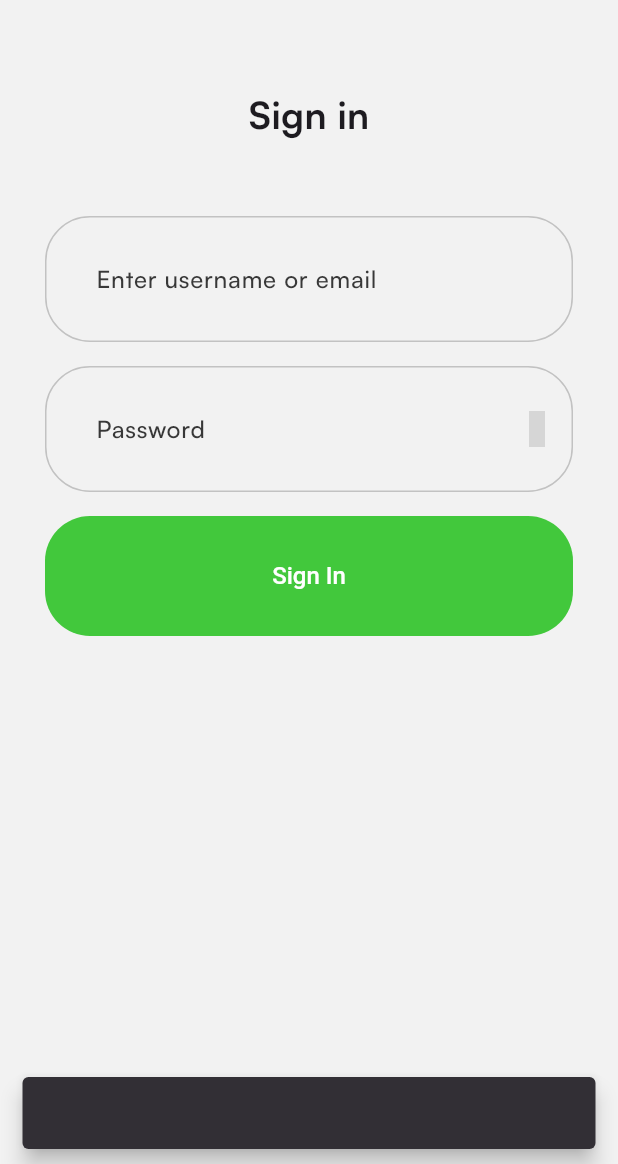
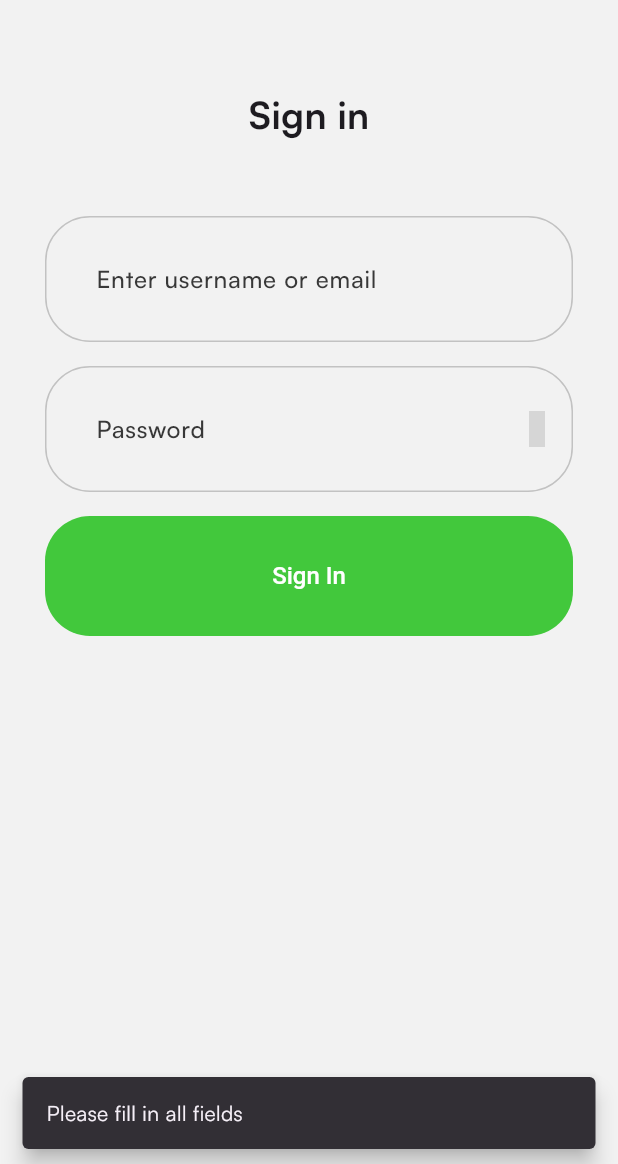
Before and after one commit to MustufaMemon10/spotify_Clean_code_Architecture, a Flutter app: the SignupPage screen opened directly, after a tap on "sign In", after a tap on "Sign In", on a phone screen of 412 x 824 dp, the part 72-1236 px from its top. Run offline on Flutter 3.47's test engine with Material 3 defaults, Android fonts, the phone set to English and light mode, and no system bars; our stand-ins replace dartz, firebase_auth, firebase_core, flutter_bloc, flutter_svg, get_it and 2 more; accounts and stored records are empty; grey boxes are pictures that could not be loaded.

Commit message:
spotify clone

```diff
--- a/lib/data/sources/auth/auth_firebase_service.dart
+++ b/lib/data/sources/auth/auth_firebase_service.dart
@@ -7,20 +7,19 @@ abstract class AuthFirebaseService {
 
   Future<Either> signup(CreateUserReq createUserReq);
 
-  Future<Either> signin(SignInUser signInUser);
+  Future<Either> signin(SignInUser signinUserReq);
 
 }
 
 class AuthFirebaseServiceImpl extends AuthFirebaseService {
 
-
   @override
-  Future<Either> signin(SignInUser signInUser) async {
-    try {
+  Future<Either> signin(SignInUser signinUserReq) async {
+     try {
 
       await FirebaseAuth.instance.signInWithEmailAndPassword(
-          email: signInUser.email,
-          password:signInUser.password
+        email: signinUserReq.email,
+        password:signinUserReq.password
       );
 
       return const Right('Signin was Successful');
@@ -33,6 +32,8 @@ class AuthFirebaseServiceImpl extends AuthFirebaseService {
       } else if (e.code == 'invalid-credential') {
         message = 'Wrong password provided for that user';
       }
+
+
       return Left(message);
     }
   }
@@ -40,23 +41,28 @@ class AuthFirebaseServiceImpl extends AuthFirebaseService {
   @override
   Future<Either> signup(CreateUserReq createUserReq) async {
     try {
-      await FirebaseAuth.instance.createUserWithEmailAndPassword(
-          email: createUserReq.email,
-          password:createUserReq.password
+
+     var data =  await FirebaseAuth.instance.createUserWithEmailAndPassword(
+        email: createUserReq.email,
+        password:createUserReq.password
       );
 
       return const Right('Signup was Successful');
 
     } on FirebaseAuthException catch(e) {
       String message = '';
-      print(e.code.toString());
+
       if(e.code == 'weak-password') {
         message = 'The password provided is too weak';
       } else if (e.code == 'email-already-in-use') {
         message = 'An account already exists with that email.';
       }
+
+
       return Left(message);
     }
   }
 
+
+
 }
--- a/lib/presentation/auth/pages/signIn.dart
+++ b/lib/presentation/auth/pages/signIn.dart
@@ -5,21 +5,66 @@ import 'package:spotifyclone/common/helpers/is_dark_mode.dart';
 import 'package:spotifyclone/common/widgets/appbar/app_bar.dart';
 import 'package:spotifyclone/common/widgets/basic_app_button.dart';
 import 'package:spotifyclone/core/configs/assets/app_vectors.dart';
+import 'package:spotifyclone/core/configs/theme/app_colors.dart';
 import 'package:spotifyclone/data/models/auth/signIn_user.dart';
 import 'package:spotifyclone/domain/usecases/auth/signin.dart';
 import 'package:spotifyclone/presentation/auth/pages/signup.dart';
+import 'package:spotifyclone/presentation/auth/widgets/textfield.dart';
 import 'package:spotifyclone/presentation/root/pages/root.dart';
 import 'package:spotifyclone/service_locator.dart';
 
-class SignInPage extends StatelessWidget {
-  SignInPage({super.key});
+class SignInPage extends StatefulWidget {
+  const SignInPage({super.key});
 
+  @override
+  State<SignInPage> createState() => _SignInPageState();
+}
+
+class _SignInPageState extends State<SignInPage> {
   final TextEditingController _email = TextEditingController();
+
   final TextEditingController _password = TextEditingController();
+
+  bool _isLoading = false;
+  bool obscure = true;
+
+  Future<void> _handleSignIn() async {
+    if (_email.text.isNotEmpty && _password.text.isNotEmpty) {
+      setState(() {
+        _isLoading = true; // Start loading
+      });
+      var result = await sl<SignInUseCase>().call(
+          params: SignInUser(
+              email: _email.text.toString(),
+              password: _password.text.toString()));
+      result.fold((l) {
+        var snackbar = SnackBar(
+          content: Text(
+            l,
+            style: const TextStyle(color: Colors.white),
+          ),
+          behavior: SnackBarBehavior.floating,
+        );
+        ScaffoldMessenger.of(context).showSnackBar(snackbar);
+      }, (r) {
+        Navigator.pushAndRemoveUntil(
+            context,
+            MaterialPageRoute(
+                builder: (BuildContext context) => const RootPage()),
+            (route) => false);
+      });
+    } else {
+      // Show an error message if fields are empty
+      var snackBar = const SnackBar(
+        content: Text('Please fill in all fields'),
+        behavior: SnackBarBehavior.floating,
+      );
+      ScaffoldMessenger.of(context).showSnackBar(snackBar);
+    }
+  }
 
   @override
   Widget build(BuildContext context) {
-    bool obscure = true;
     return Scaffold(
       resizeToAvoidBottomInset: false,
       appBar: BasicAppBar(
@@ -38,35 +83,37 @@ class SignInPage extends StatelessWidget {
             const SizedBox(
               height: 50,
             ),
-            textField(context, 'Enter username or email', _email),
+            CustomTextField(
+                title: 'Enter username or email', controller: _email),
             const SizedBox(
               height: 16,
             ),
-            passwordField(context, 'Password', obscure, _password),
+            TextField(
+                cursorWidth: 1,
+                textInputAction: TextInputAction.go,
+                cursorColor: context.isDarkMode
+                    ? Colors.white.withOpacity(0.6)
+                    : Colors.black.withOpacity(0.6),
+                obscureText: obscure,
+                controller: _password,
+                decoration: InputDecoration(
+                  hintText: 'Password',
+                  suffixIcon: IconButton(
+                      onPressed: () => setState(() {
+                            obscure = !obscure;
+                          }),
+                      icon: Icon(obscure ? Iconsax.eye_slash : Iconsax.eye)),
+                ).applyDefaults(Theme.of(context).inputDecorationTheme)),
             const SizedBox(
               height: 16,
             ),
+            _isLoading // Show loading indicator
+                ? const CircularProgressIndicator(
+                  color: AppColors.primary,
+                )
+                :
             BasicAppButton(
-                onPressed: () async {
-                  var result = await sl<SignInUseCase>().call(
-                      params: SignInUser(
-                          email: _email.text.toString(),
-                          password: _password.text.toString()));
-                  result.fold((l) {
-                    var snackbar = SnackBar(
-                      content: Text(l),
-                      behavior: SnackBarBehavior.floating,
-                    );
-                    ScaffoldMessenger.of(context).showSnackBar(snackbar);
-                  }, (r) {
-                    Navigator.pushAndRemoveUntil(
-                        context,
-                        MaterialPageRoute(
-                            builder: (BuildContext context) =>
-                                const RootPage()),
-                        (route) => false);
-                  });
-                },
+                onPressed: _handleSignIn,
                 title: 'Sign In'),
             const Spacer(),
             signinText(context),
@@ -82,28 +129,6 @@ class SignInPage extends StatelessWidget {
           fontWeight: FontWeight.bold,
           fontSize: 25,
         ));
-  }
-
-  Widget textField(
-      BuildContext context, title, TextEditingController controller) {
-    return TextField(
-        controller: controller,
-        decoration: InputDecoration(
-          hintText: title,
-        ).applyDefaults(Theme.of(context).inputDecorationTheme));
-  }
-
-  Widget passwordField(BuildContext context, title, bool obscure,
-      TextEditingController controller) {
-    return TextField(
-        obscureText: obscure,
-        controller: controller,
-        decoration: InputDecoration(
-          hintText: title,
-          suffixIcon: IconButton(
-              onPressed: () {},
-              icon: Icon(obscure ? Iconsax.eye : Iconsax.eye_slash)),
-        ).applyDefaults(Theme.of(context).inputDecorationTheme));
   }
 
   Widget signinText(BuildContext context) {
--- a/lib/presentation/auth/pages/signup.dart
+++ b/lib/presentation/auth/pages/signup.dart
@@ -5,20 +5,70 @@ import 'package:spotifyclone/common/helpers/is_dark_mode.dart';
 import 'package:spotifyclone/common/widgets/appbar/app_bar.dart';
 import 'package:spotifyclone/common/widgets/basic_app_button.dart';
 import 'package:spotifyclone/core/configs/assets/app_vectors.dart';
+import 'package:spotifyclone/core/configs/theme/app_colors.dart';
 import 'package:spotifyclone/data/models/auth/create_user_req.dart';
 import 'package:spotifyclone/domain/usecases/auth/signup.dart';
 import 'package:spotifyclone/presentation/auth/pages/signIn.dart';
+import 'package:spotifyclone/presentation/auth/widgets/textfield.dart';
 import 'package:spotifyclone/presentation/root/pages/root.dart';
 import 'package:spotifyclone/service_locator.dart';
 
-class SignupPage extends StatelessWidget {
-   SignupPage({super.key});
-  final TextEditingController _fullName = TextEditingController();
-  final TextEditingController _email = TextEditingController();
-  final TextEditingController _password = TextEditingController();
+class SignupPage extends StatefulWidget {
+  const SignupPage({super.key});
+
+  @override
+  State<SignupPage> createState() => _SignupPageState();
+}
+
+class _SignupPageState extends State<SignupPage> {
+   TextEditingController _fullName = TextEditingController();
+
+   TextEditingController _email = TextEditingController();
+
+   TextEditingController _password = TextEditingController();
+
+  bool obscure = true;
+  bool _isLoading = false;
+
+ Future<void> _handleSignup() async {
+    if (_fullName.text.isNotEmpty && _email.text.isNotEmpty && _password.text.isNotEmpty) {
+      setState(() {
+        _isLoading = true; // Start loading
+      });
+      var result = await sl<SignupUseCase>().call(
+        params: CreateUserReq(
+          fullName: _fullName.text.trim(),
+          email: _email.text.trim(),
+          password: _password.text.trim(),
+        ),
+      );
+      setState(() {
+        _isLoading = false; // Stop loading
+      });
+      result.fold((l) {
+        var snackBar = SnackBar(
+          content: Text(l),
+          behavior: SnackBarBehavior.floating,
+        );
+        ScaffoldMessenger.of(context).showSnackBar(snackBar);
+      }, (r) {
+        Navigator.pushAndRemoveUntil(
+          context,
+          MaterialPageRoute(builder: (BuildContext context) => const RootPage()),
+          (route) => false,
+        );
+      });
+    } else {
+      // Show an error message if fields are empty
+      var snackBar = const SnackBar(
+        content: Text('Please fill in all fields'),
+        behavior: SnackBarBehavior.floating,
+      );
+      ScaffoldMessenger.of(context).showSnackBar(snackBar);
+    }
+  }
   @override
   Widget build(BuildContext context) {
-     bool obscure = true;
     return Scaffold(
       resizeToAvoidBottomInset: false,
       appBar: BasicAppBar(
@@ -37,32 +87,41 @@ class SignupPage extends StatelessWidget {
             const SizedBox(
               height: 50,
             ),
-            textField(context, 'Full Name',_fullName),
+            CustomTextField(title: 'Full Name', controller: _fullName),
             const SizedBox(
               height: 16,
             ),
-            textField(context, 'Enter Email',_email),
+            CustomTextField(title: 'Email', controller: _email),
             const SizedBox(
               height: 16,
             ),
-            passwordField(context, 'Password',obscure,_password),
+          TextField(
+        cursorWidth: 1,
+        textInputAction: TextInputAction.go,
+        cursorColor: context.isDarkMode
+            ? Colors.white.withOpacity(0.6)
+            : Colors.black.withOpacity(0.6),
+        obscureText: obscure,
+        controller: _password,
+        decoration: InputDecoration(
+          hintText: 'Password',
+          suffixIcon: IconButton(
+              onPressed: ()=> setState(() {
+                obscure = !obscure;
+              }),
+              icon: Icon(obscure ? Iconsax.eye_slash : Iconsax.eye)),
+        ).applyDefaults(Theme.of(context).inputDecorationTheme)),
             const SizedBox(
               height: 16,
             ),
-            BasicAppButton(onPressed: () async{
-              var result = await sl<SignupUseCase>().call(
-                params: CreateUserReq(fullName: _fullName.text.trim(), email: _email.text.trim(), password: _password.text.trim()
+            _isLoading // Show loading indicator
+                ? const CircularProgressIndicator(
+                  color: AppColors.primary,
                 )
-              );
-              result.fold(
-              (l){
-                var snackBar =  SnackBar(content: Text(l),behavior: SnackBarBehavior.floating,);
-                ScaffoldMessenger.of(context).showSnackBar(snackBar);
-              },
-              (r){
-                Navigator.pushAndRemoveUntil(context, MaterialPageRoute(builder: (BuildContext context)=>const RootPage() ), (route) => false);
-              });
-            }, title: 'Create Account'),
+                : BasicAppButton(
+                    onPressed: _handleSignup,
+                    title: 'Create Account',
+                  ),
             const Spacer(),
             signinText(context),
           ],
@@ -79,23 +138,23 @@ class SignupPage extends StatelessWidget {
         ));
   }
 
-  Widget textField(BuildContext context, title,TextEditingController controller) {
+
+
+  Widget passwordField(BuildContext context, title, bool obscure,
+      TextEditingController controller, void Function() onTap) {
     return TextField(
-      controller: controller,
-        decoration: InputDecoration(
-      hintText: title,
-    ).applyDefaults(Theme.of(context).inputDecorationTheme));
-  }
-
-  Widget passwordField(BuildContext context, title, bool obscure,TextEditingController controller) {
-    return TextField(
+        cursorWidth: 1,
+        textInputAction: TextInputAction.go,
+        cursorColor: context.isDarkMode
+            ? Colors.white.withOpacity(0.6)
+            : Colors.black.withOpacity(0.6),
+        obscureText: obscure,
         controller: controller,
-        obscureText: obscure,
         decoration: InputDecoration(
           hintText: title,
           suffixIcon: IconButton(
-              onPressed: () {},
-              icon: Icon(obscure ? Iconsax.eye : Iconsax.eye_slash)),
+              onPressed: onTap,
+              icon: Icon(obscure ? Iconsax.eye_slash : Iconsax.eye)),
         ).applyDefaults(Theme.of(context).inputDecorationTheme));
   }
 
@@ -113,8 +172,10 @@ class SignupPage extends StatelessWidget {
         TextButton(
           onPressed: () {
             Navigator.pushReplacement(
-              context,
-                MaterialPageRoute(builder: (context)=> SignInPage(), ));
+                context,
+                MaterialPageRoute(
+                  builder: (context) => const SignInPage(),
+                ));
           },
           child: const Text(
             'sign In',
--- /dev/null
+++ b/lib/presentation/auth/widgets/textfield.dart
@@ -0,0 +1,24 @@
+import 'package:flutter/material.dart';
+import 'package:spotifyclone/common/helpers/is_dark_mode.dart';
+
+class CustomTextField extends StatelessWidget {
+  const CustomTextField({super.key, required this.title, required this.controller});
+
+final String title;
+final TextEditingController controller;
+  @override
+  Widget build(BuildContext context) {
+
+    return TextField(
+        autocorrect: true,
+        textInputAction: TextInputAction.next,
+        cursorWidth: 1,
+        controller: controller,
+        cursorColor: context.isDarkMode
+            ? Colors.white.withOpacity(0.6)
+            : Colors.black.withOpacity(0.6),
+        decoration: InputDecoration(
+          hintText: title,
+        ).applyDefaults(Theme.of(context).inputDecorationTheme));
+  }
+  }
--- a/pubspec.yaml
+++ b/pubspec.yaml
@@ -22,7 +22,6 @@ dependencies:
   firebase_auth:
   get_it:
   dartz:
-  device_preview:
   iconsax: ^0.0.8
 
 dev_dependencies:
```
Also changed, not shown: lib/main.dart (+3 -6 lines), firebase.json (added), lib/firebase_options.dart, pubspec.lock, 3 other files.
